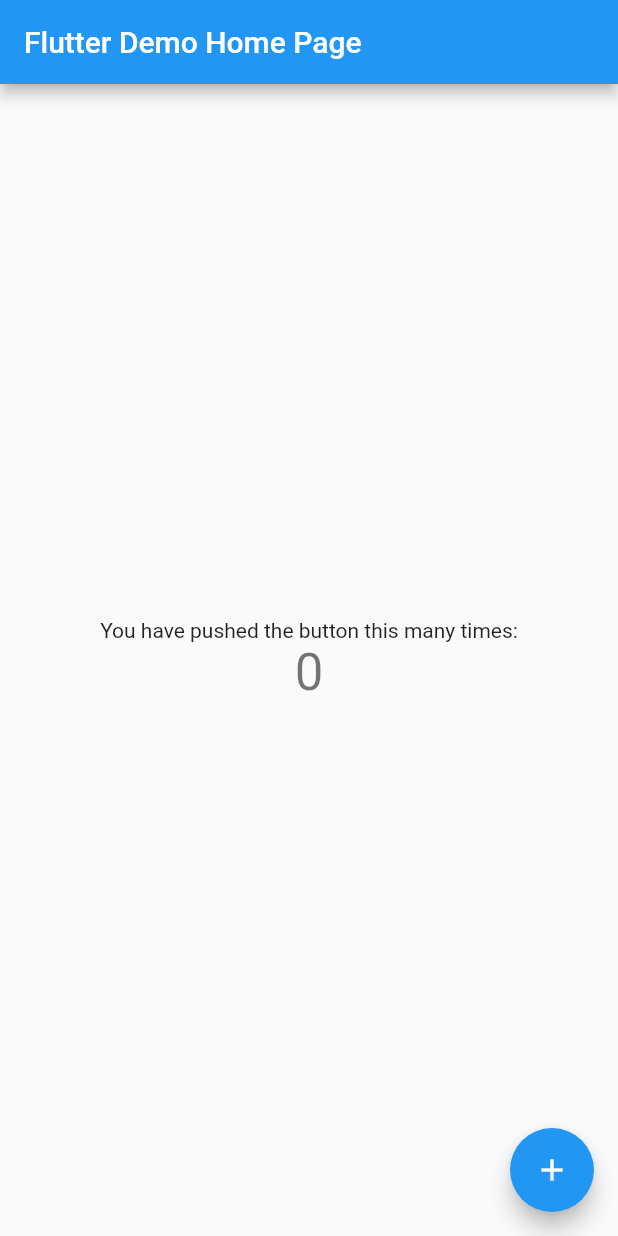
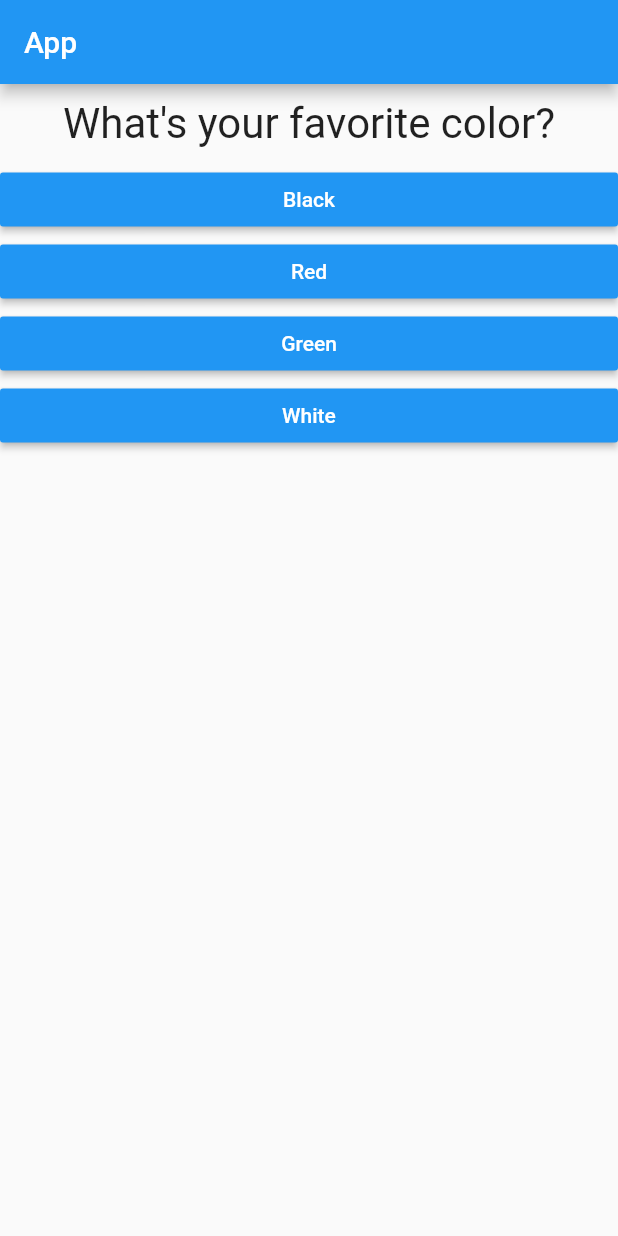
Before and after one commit to nactrem10/flutter_example, a Flutter app: the screen it shows after launch, on a phone screen of 412 x 824 dp. Run offline on Flutter 3.47's test engine with Material 2 defaults, Android fonts, the phone set to English and light mode, and no system bars.

Commit message:
end of first section

```diff
--- /dev/null
+++ b/lib/answer.dart
@@ -0,0 +1,21 @@
+import 'package:flutter/material.dart';
+
+class Answer extends StatelessWidget {
+  final Function selectHandler;
+  final String answerText;
+
+  Answer(this.selectHandler, this.answerText);
+
+  @override
+  Widget build(BuildContext context) {
+    return Container(
+      width: double.infinity,
+      child: RaisedButton(
+        color: Colors.blue,
+        textColor: Colors.white,
+        child: Text(answerText),
+        onPressed: selectHandler,
+      ),
+    );
+  }
+}
--- a/lib/main.dart
+++ b/lib/main.dart
@@ -1,117 +1,80 @@
 import 'package:flutter/material.dart';
 
-void main() {
-  runApp(MyApp());
-}
+import './quiz.dart';
+import './result.dart';
 
-class MyApp extends StatelessWidget {
-  // This widget is the root of your application.
+void main() => runApp(App());
+
+class App extends StatefulWidget {
   @override
-  Widget build(BuildContext context) {
-    return MaterialApp(
-      title: 'Flutter Demo',
-      theme: ThemeData(
-        // This is the theme of your application.
-        //
-        // Try running your application with "flutter run". You'll see the
-        // application has a blue toolbar. Then, without quitting the app, try
-        // changing the primarySwatch below to Colors.green and then invoke
-        // "hot reload" (press "r" in the console where you ran "flutter run",
-        // or simply save your changes to "hot reload" in a Flutter IDE).
-        // Notice that the counter didn't reset back to zero; the application
-        // is not restarted.
-        primarySwatch: Colors.blue,
-        // This makes the visual density adapt to the platform that you run
-        // the app on. For desktop platforms, the controls will be smaller and
-        // closer together (more dense) than on mobile platforms.
-        visualDensity: VisualDensity.adaptivePlatformDensity,
-      ),
-      home: MyHomePage(title: 'Flutter Demo Home Page'),
-    );
+  State<StatefulWidget> createState() {
+    return _AppState();
   }
 }
 
-class MyHomePage extends StatefulWidget {
-  MyHomePage({Key key, this.title}) : super(key: key);
+class _AppState extends State<App> {
+  var _questionIndex = 0;
+  var _totalScore = 0;
 
-  // This widget is the home page of your application. It is stateful, meaning
-  // that it has a State object (defined below) that contains fields that affect
-  // how it looks.
+  final _questions = const [
+    {
+      'question': 'What\'s your favorite color?',
+      'answers': [
+        {'text': 'Black', 'score': 10},
+        {'text': 'Red', 'score': 5},
+        {'text': 'Green', 'score': 3},
+        {'text': 'White', 'score': 1},
+      ],
+    },
+    {
+      'question': 'What\'s your favorite animal?',
+      'answers': [
+        {'text': 'Rabbit', 'score': 3},
+        {'text': 'Snake', 'score': 11},
+        {'text': 'Elephant', 'score': 5},
+        {'text': 'Lion', 'score': 9},
+      ],
+    },
+    {
+      'question': 'What\'s your favorite intructor?',
+      'answers': [
+        {'text': 'Max', 'score': 1},
+        {'text': 'Max', 'score': 1},
+        {'text': 'Max', 'score': 1},
+        {'text': 'Max', 'score': 1},
+      ],
+    },
+  ];
 
-  // This class is the configuration for the state. It holds the values (in this
-  // case the title) provided by the parent (in this case the App widget) and
-  // used by the build method of the State. Fields in a Widget subclass are
-  // always marked "final".
+  void _answerQuestion(int score) {
+    _totalScore += score;
+    setState(() {
+      _questionIndex++;
+    });
+  }
 
-  final String title;
-
-  @override
-  _MyHomePageState createState() => _MyHomePageState();
-}
-
-class _MyHomePageState extends State<MyHomePage> {
-  int _counter = 0;
-
-  void _incrementCounter() {
+  void _resetQuiz() {
     setState(() {
-      // This call to setState tells the Flutter framework that something has
-      // changed in this State, which causes it to rerun the build method below
-      // so that the display can reflect the updated values. If we changed
-      // _counter without calling setState(), then the build method would not be
-      // called again, and so nothing would appear to happen.
-      _counter++;
+      _questionIndex = 0;
+      _totalScore = 0;
     });
   }
 
   @override
   Widget build(BuildContext context) {
-    // This method is rerun every time setState is called, for instance as done
-    // by the _incrementCounter method above.
-    //
-    // The Flutter framework has been optimized to make rerunning build methods
-    // fast, so that you can just rebuild anything that needs updating rather
-    // than having to individually change instances of widgets.
-    return Scaffold(
-      appBar: AppBar(
-        // Here we take the value from the MyHomePage object that was created by
-        // the App.build method, and use it to set our appbar title.
-        title: Text(widget.title),
+    return MaterialApp(
+      home: Scaffold(
+        appBar: AppBar(
+          title: Text('App'),
+        ),
+        body: _questionIndex < _questions.length
+            ? Quiz(
+                answerQuestion: _answerQuestion,
+                questionIndex: _questionIndex,
+                questions: _questions,
+              )
+            : Result(_totalScore, _resetQuiz),
       ),
-      body: Center(
-        // Center is a layout widget. It takes a single child and positions it
-        // in the middle of the parent.
-        child: Column(
-          // Column is also a layout widget. It takes a list of children and
-          // arranges them vertically. By default, it sizes itself to fit its
-          // children horizontally, and tries to be as tall as its parent.
-          //
-          // Invoke "debug painting" (press "p" in the console, choose the
-          // "Toggle Debug Paint" action from the Flutter Inspector in Android
-          // Studio, or the "Toggle Debug Paint" command in Visual Studio Code)
-          // to see the wireframe for each widget.
-          //
-          // Column has various properties to control how it sizes itself and
-          // how it positions its children. Here we use mainAxisAlignment to
-          // center the children vertically; the main axis here is the vertical
-          // axis because Columns are vertical (the cross axis would be
-          // horizontal).
-          mainAxisAlignment: MainAxisAlignment.center,
-          children: <Widget>[
-            Text(
-              'You have pushed the button this many times:',
-            ),
-            Text(
-              '$_counter',
-              style: Theme.of(context).textTheme.headline4,
-            ),
-          ],
-        ),
-      ),
-      floatingActionButton: FloatingActionButton(
-        onPressed: _incrementCounter,
-        tooltip: 'Increment',
-        child: Icon(Icons.add),
-      ), // This trailing comma makes auto-formatting nicer for build methods.
     );
   }
 }
--- /dev/null
+++ b/lib/question.dart
@@ -0,0 +1,20 @@
+import 'package:flutter/material.dart';
+
+class Question extends StatelessWidget {
+  final String qustionText;
+
+  Question(this.qustionText);
+
+  @override
+  Widget build(BuildContext context) {
+    return Container(
+      width: double.infinity,
+      margin: EdgeInsets.all(10),
+      child: Text(
+        qustionText,
+        style: TextStyle(fontSize: 28),
+        textAlign: TextAlign.center,
+      ),
+    );
+  }
+}
--- /dev/null
+++ b/lib/quiz.dart
@@ -0,0 +1,31 @@
+import 'package:flutter/material.dart';
+
+import './question.dart';
+import './answer.dart';
+
+class Quiz extends StatelessWidget {
+  final List<Map<String, Object>> questions;
+  final Function answerQuestion;
+  final int questionIndex;
+
+  Quiz({
+    @required this.questions,
+    @required this.answerQuestion,
+    @required this.questionIndex,
+  });
+
+  @override
+  Widget build(BuildContext context) {
+    return Column(
+      children: [
+        Question(
+          questions[questionIndex]['question'],
+        ),
+        ...(questions[questionIndex]['answers'] as List<Map<String, Object>>)
+            .map((answer) {
+          return Answer(() => answerQuestion(answer['score']), answer['text']);
+        }).toList()
+      ],
+    );
+  }
+}
--- /dev/null
+++ b/lib/result.dart
@@ -0,0 +1,44 @@
+import 'package:flutter/material.dart';
+
+class Result extends StatelessWidget {
+  final int resultScore;
+  final Function resetHandler;
+
+  Result(this.resultScore, this.resetHandler);
+
+  String get resultPhrase {
+    String resultText;
+
+    if (resultScore <= 8) {
+      resultText = 'You are awesome and innocent!';
+    } else if (resultScore <= 12) {
+      resultText = 'You are likeable!';
+    } else if (resultScore <= 16) {
+      resultText = 'You are strange!';
+    } else {
+      resultText = 'You are so bad!';
+    }
+
+    return resultText;
+  }
+
+  @override
+  Widget build(BuildContext context) {
+    return Center(
+      child: Column(
+        children: <Widget>[
+          Text(
+            resultPhrase,
+            style: TextStyle(fontSize: 36, fontWeight: FontWeight.bold),
+            textAlign: TextAlign.center,
+          ),
+          FlatButton(
+            child: Text('Restart Quiz'),
+            textColor: Colors.blue,
+            onPressed: resetHandler,
+          ),
+        ],
+      ),
+    );
+  }
+}
```
